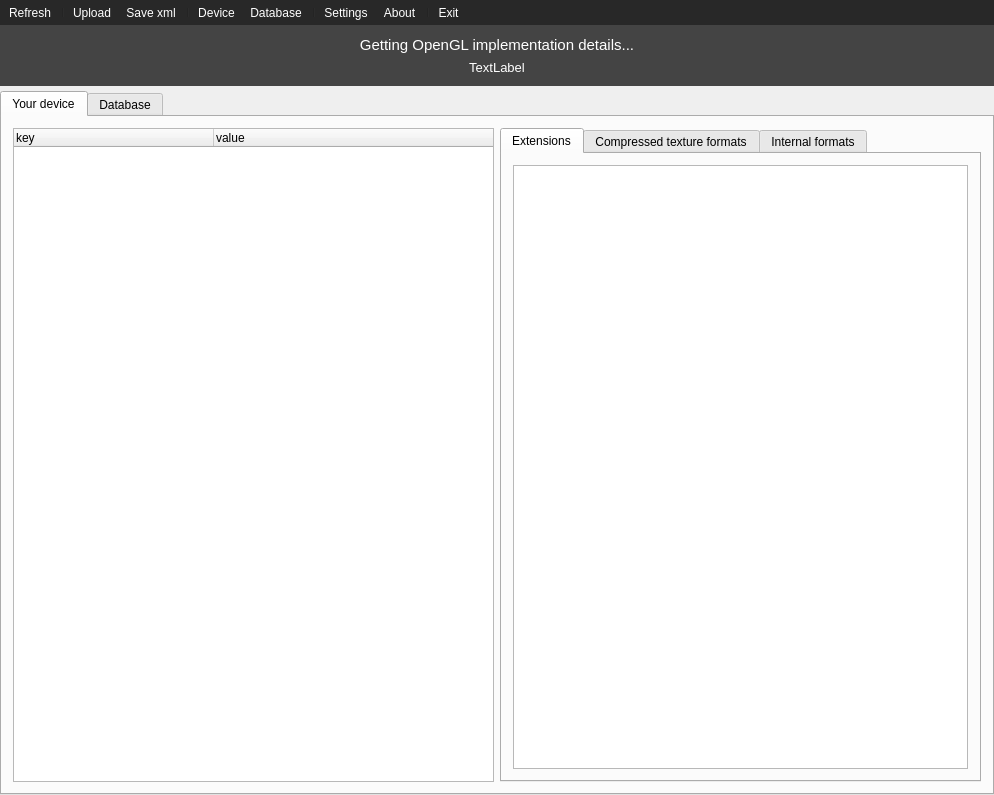
First picture: the form in glCapsViewer.ui, repository SaschaWillems/glCapsViewer, before the edit.
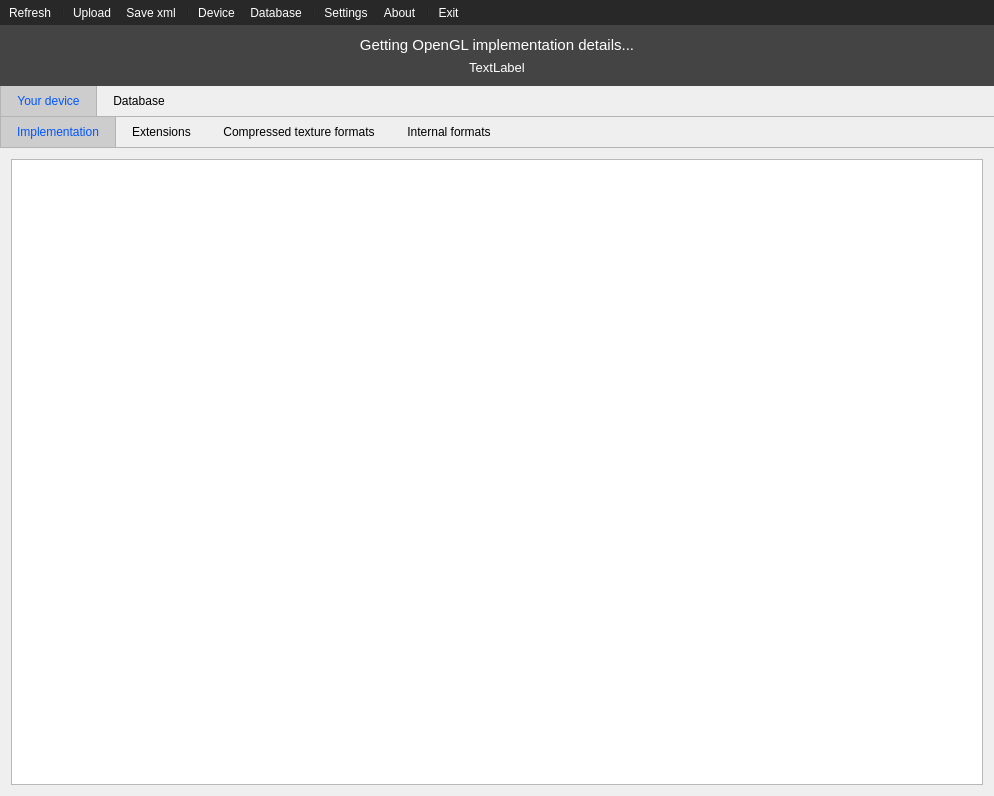
Second picture: the form after the edit. Icons and pictures are not drawn.

Commit message: Visuals, separate tab for implementation details

```diff
--- a/glCapsViewer.ui
+++ b/glCapsViewer.ui
@@ -7,7 +7,7 @@
     <x>0</x>
     <y>0</y>
     <width>994</width>
-    <height>795</height>
+    <height>796</height>
    </rect>
   </property>
   <property name="windowTitle">
@@ -26,12 +26,38 @@
 	background-repeat:no;
 	background-position:right;
 	border:0px;
+}
+
+QTabWidget::pane {   
+	align:center;
+	border-top: 1px solid rgb(180, 180, 180);
+}
+
+QTabWidget::tab-bar { 
+	alignment: center; 
+}
+
+QTabBar::tab {
+    min-width: 8ex;
+    padding: 8px 16px;
+   border:0px;
+}
+
+QTabBar::tab:hover {       
+	color: rgb(85, 170, 255);
+}
+
+QTabBar::tab:selected {
+color: rgb(0, 85, 255);
+	background-color: rgb(205, 205, 205);
+border-left: 1px solid rgb(180, 180, 180);
+border-right: 1px solid rgb(180, 180, 180);
 }</string>
   </property>
   <widget class="QWidget" name="centralWidget">
    <layout class="QVBoxLayout" name="verticalLayout_7">
     <property name="spacing">
-     <number>5</number>
+     <number>0</number>
     </property>
     <property name="leftMargin">
      <number>0</number>
@@ -106,19 +132,67 @@
        <bool>false</bool>
       </property>
       <widget class="QWidget" name="tabDevice">
-       <attribute name="icon">
-        <iconset resource="glcapsviewer.qrc">
-         <normaloff>:/glcapsviewer/Resources/gpu32.png</normaloff>:/glcapsviewer/Resources/gpu32.png</iconset>
-       </attribute>
        <attribute name="title">
         <string>Your device</string>
        </attribute>
        <layout class="QHBoxLayout" name="horizontalLayout_3">
+        <property name="spacing">
+         <number>5</number>
+        </property>
+        <property name="leftMargin">
+         <number>0</number>
+        </property>
+        <property name="topMargin">
+         <number>0</number>
+        </property>
+        <property name="rightMargin">
+         <number>0</number>
+        </property>
+        <property name="bottomMargin">
+         <number>0</number>
+        </property>
         <item>
          <layout class="QVBoxLayout" name="verticalLayout">
+          <property name="spacing">
+           <number>6</number>
+          </property>
+          <property name="bottomMargin">
+           <number>0</number>
+          </property>
           <item>
            <layout class="QHBoxLayout" name="horizontalLayout">
             <item>
+             <widget class="QTabWidget" name="tabWidgetDevice">
+              <property name="autoFillBackground">
+               <bool>true</bool>
+              </property>
+              <property name="tabPosition">
+               <enum>QTabWidget::North</enum>
+              </property>
+              <property name="tabShape">
+               <enum>QTabWidget::Rounded</enum>
+              </property>
+              <property name="currentIndex">
+               <number>0</number>
+              </property>
+              <property name="elideMode">
+               <enum>Qt::ElideNone</enum>
+              </property>
+              <property name="usesScrollButtons">
+               <bool>true</bool>
+              </property>
+              <property name="documentMode">
+               <bool>false</bool>
+              </property>
+              <property name="tabBarAutoHide">
+               <bool>false</bool>
+              </property>
+              <widget class="QWidget" name="tab_4">
+               <attribute name="title">
+                <string>Implementation</string>
+               </attribute>
+               <layout class="QVBoxLayout" name="verticalLayout_9">
+                <item>
              <widget class="QTreeWidget" name="treeWidget">
               <property name="styleSheet">
                <string notr="true">QTreeView::item { height: 24px;}</string>
@@ -129,9 +203,12 @@
               <property name="alternatingRowColors">
                <bool>true</bool>
               </property>
-              <property name="indentation">
-               <number>10</number>
-              </property>
+                  <property name="sortingEnabled">
+                   <bool>false</bool>
+                  </property>
+                  <attribute name="headerVisible">
+                   <bool>false</bool>
+                  </attribute>
               <attribute name="headerDefaultSectionSize">
                <number>200</number>
               </attribute>
@@ -150,11 +227,8 @@
               </column>
              </widget>
             </item>
-            <item>
-             <widget class="QTabWidget" name="tabWidgetDevice">
-              <property name="currentIndex">
-               <number>0</number>
-              </property>
+               </layout>
+              </widget>
               <widget class="QWidget" name="tab">
                <attribute name="title">
                 <string>Extensions</string>
@@ -171,6 +245,9 @@
                   <property name="alternatingRowColors">
                    <bool>true</bool>
                   </property>
+                  <property name="sortingEnabled">
+                   <bool>false</bool>
+                  </property>
                   <attribute name="headerVisible">
                    <bool>false</bool>
                   </attribute>
@@ -245,10 +322,6 @@
        </layout>
       </widget>
       <widget class="QWidget" name="tabDatabase">
-       <attribute name="icon">
-        <iconset resource="glcapsviewer.qrc">
-         <normaloff>:/glcapsviewer/Resources/db24.png</normaloff>:/glcapsviewer/Resources/db24.png</iconset>
-       </attribute>
        <attribute name="title">
         <string>Database</string>
        </attribute>
```
Lines whose indentation alone changed are shown as unchanged. The commit also changes 2 other files.
